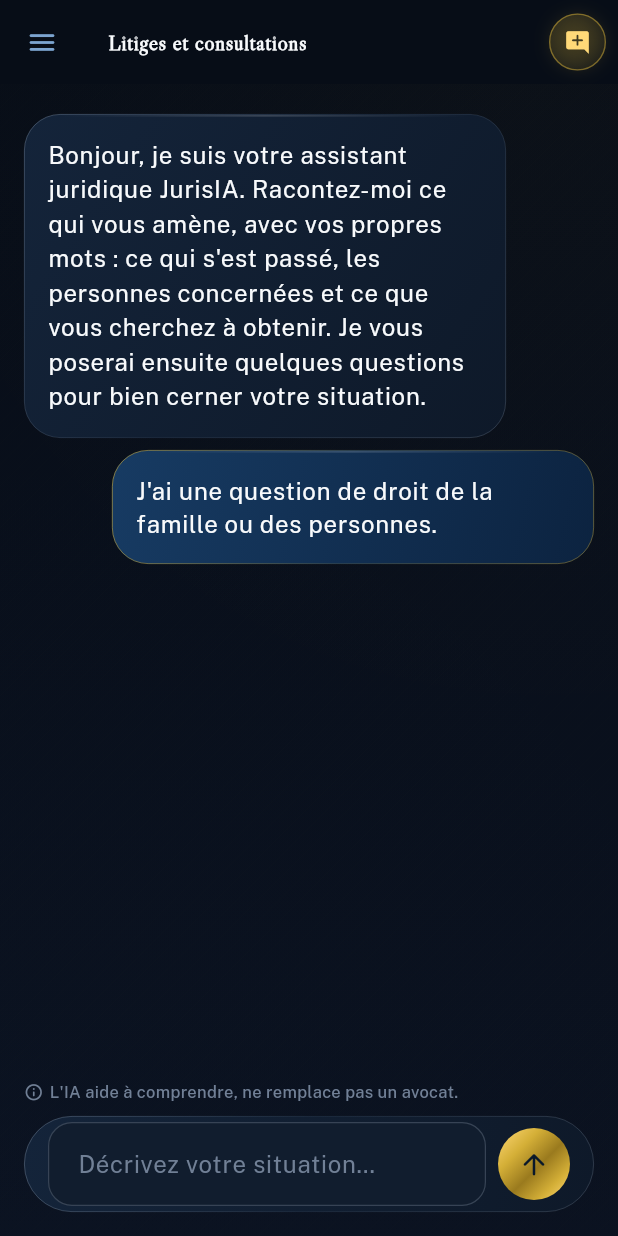
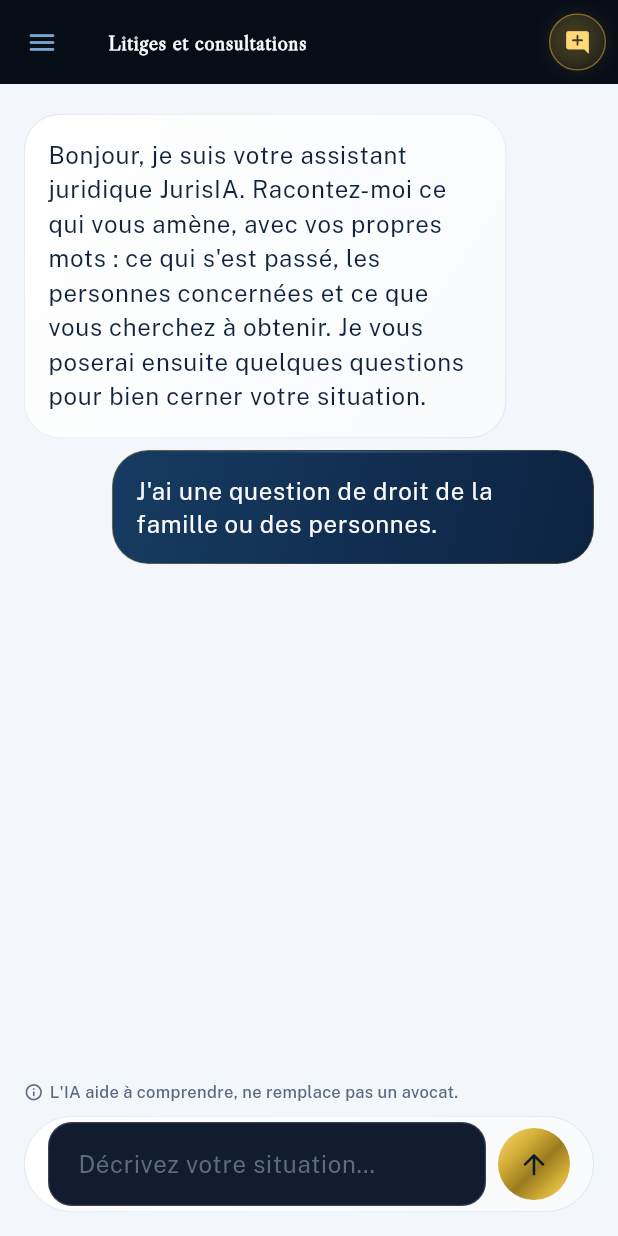
Before and after one commit to liorcreation/jurisia-app, a Flutter app: the screen it shows once a user with an empty profile is signed in, after a tap on "Famille & personnes", after a tap on the "arrow upward" icon, after a tap on "Ignorer", on a phone screen of 412 x 824 dp. Run offline on Flutter 3.47's test engine with Material 3 defaults, Android fonts, the phone set to English and light mode, and no system bars; our stand-ins replace camera, equatable, flutter_tts, sentry_flutter, shared_preferences, speech_to_text and 3 more; missing offline and left inert: dart:js_interop, dart:ui_web, window_manager; accounts and stored records are empty; network calls fail.

Commit message:
style(litigation): add a refined light workspace

```diff
--- a/lib/core/widgets/chat_bubble.dart
+++ b/lib/core/widgets/chat_bubble.dart
@@ -8,7 +8,14 @@ import 'glass_container.dart';
 /// ultra-fine, et un reflet de réfraction qui glisse sur la surface à
 /// l'apparition du message.
 class ChatBubble extends StatefulWidget {
-  const ChatBubble({super.key, required this.isUser, required this.child, this.footer});
+  const ChatBubble({
+    super.key,
+    required this.isUser,
+    required this.child,
+    this.footer,
+    this.gradient,
+    this.borderColor,
+  });
 
   final bool isUser;
   final Widget child;
@@ -16,6 +23,8 @@ class ChatBubble extends StatefulWidget {
   /// Contenu optionnel affiché sous la bulle, hors du verre (ex. puce
   /// d'orientation vers un professionnel).
   final Widget? footer;
+  final Gradient? gradient;
+  final Color? borderColor;
 
   @override
   State<ChatBubble> createState() => _ChatBubbleState();
@@ -56,8 +65,16 @@ class _ChatBubbleState extends State<ChatBubble> with SingleTickerProviderStateM
                   position: Tween<Offset>(begin: const Offset(0, 0.06), end: Offset.zero).animate(curved),
                   child: GlassContainer(
                     borderRadius: AppRadius.large,
-                    gradient: widget.isUser ? AppGradients.heroCard : AppGradients.glassCard,
-                    borderColor: widget.isUser ? AppColors.gold.withValues(alpha: 0.5) : AppColors.glassBorder,
+                    gradient:
+                        widget.gradient ??
+                        (widget.isUser
+                            ? AppGradients.heroCard
+                            : AppGradients.glassCard),
+                    borderColor:
+                        widget.borderColor ??
+                        (widget.isUser
+                            ? AppColors.gold.withValues(alpha: 0.5)
+                            : AppColors.glassBorder),
                     child: Stack(
                       children: [
                         widget.child,
--- a/lib/core/widgets/chat_composer.dart
+++ b/lib/core/widgets/chat_composer.dart
@@ -16,6 +16,10 @@ class ChatComposer extends StatefulWidget {
     required this.onSend,
     this.hintText = 'Écrivez votre message…',
     this.compact = false,
+    this.surfaceGradient,
+    this.surfaceBorderColor,
+    this.foregroundColor,
+    this.hintColor,
   });
 
   final TextEditingController controller;
@@ -23,6 +27,10 @@ class ChatComposer extends StatefulWidget {
   final VoidCallback onSend;
   final String hintText;
   final bool compact;
+  final Gradient? surfaceGradient;
+  final Color? surfaceBorderColor;
+  final Color? foregroundColor;
+  final Color? hintColor;
 
   @override
   State<ChatComposer> createState() => _ChatComposerState();
@@ -76,12 +84,15 @@ class _ChatComposerState extends State<ChatComposer> {
         ),
         child: GlassContainer(
           borderRadius: AppRadius.pill,
-          borderColor: _focused ? AppColors.cobalt : AppColors.glassBorder,
+          borderColor: _focused
+              ? AppColors.cobalt
+              : (widget.surfaceBorderColor ?? AppColors.glassBorder),
           borderWidth: _focused ? 1.1 : 0.5,
           padding: EdgeInsets.symmetric(
             horizontal: AppSpacing.md,
             vertical: widget.compact ? 2 : AppSpacing.xs,
           ),
+          gradient: widget.surfaceGradient ?? AppGradients.glassCard,
           child: Row(
             children: [
               Expanded(
@@ -94,10 +105,15 @@ class _ChatComposerState extends State<ChatComposer> {
                   maxLength: AppInputLimits.chatMessage,
                   style: Theme.of(
                     context,
-                  ).textTheme.bodyLarge?.copyWith(color: AppColors.textPrimary),
+                  ).textTheme.bodyLarge?.copyWith(
+                    color: widget.foregroundColor ?? AppColors.textPrimary,
+                  ),
                   decoration: InputDecoration(
                     border: InputBorder.none,
                     hintText: widget.hintText,
+                    hintStyle: TextStyle(
+                      color: widget.hintColor ?? AppColors.textDisabled,
+                    ),
                     counterText: '',
                   ),
                   onSubmitted: (_) => widget.onSend(),
--- a/lib/features/litigation/presentation/screens/litigation_screen.dart
+++ b/lib/features/litigation/presentation/screens/litigation_screen.dart
@@ -25,6 +25,18 @@ import '../../../../models/chat/message_model.dart';
 import '../../../../theme/app_theme.dart';
 import '../controllers/litigation_chat_controller.dart';
 
+const _litigationCanvas = Color(0xFFF3F6FA);
+const _litigationPaper = Color(0xFFFFFFFF);
+const _litigationSoftBlue = Color(0xFFEAF0F7);
+const _litigationBorder = Color(0xFFD7E0EA);
+const _litigationInk = Color(0xFF10243D);
+const _litigationMuted = Color(0xFF5B6B80);
+const _litigationSurfaceGradient = LinearGradient(
+  begin: Alignment.topLeft,
+  end: Alignment.bottomRight,
+  colors: [_litigationPaper, Color(0xFFF8FAFC)],
+);
+
 /// Section 1 — Litiges et consultations : interface de chat naturel avec
 /// l'IA juridique. Le contrôleur ([LitigationChatController]) est fourni par
 /// la coquille applicative ([AppShell]) — la sidebar unifiée pilote
@@ -204,6 +216,10 @@ class _LitigationViewState extends State<_LitigationView> {
           onSend: () => _handleSend(controller),
           hintText: 'Décrivez votre situation…',
           compact: MediaQuery.sizeOf(context).height < 500,
+          surfaceGradient: _litigationSurfaceGradient,
+          surfaceBorderColor: _litigationBorder,
+          foregroundColor: _litigationInk,
+          hintColor: _litigationMuted,
         ),
       ],
     );
@@ -216,7 +232,10 @@ class _LitigationViewState extends State<_LitigationView> {
           leading: const AppShellMenuButton(),
           actions: [newConsultationAction],
         ),
-        body: SafeArea(child: chatBody),
+        body: ColoredBox(
+          color: _litigationCanvas,
+          child: SafeArea(child: chatBody),
+        ),
       ),
     );
   }
@@ -258,7 +277,7 @@ class _DesktopLitigationView extends StatelessWidget {
 
     return LuxuryScaffoldBackground(
       child: Scaffold(
-        backgroundColor: Colors.transparent,
+        backgroundColor: _litigationCanvas,
         body: SafeArea(
           child: Column(
             children: [
@@ -585,6 +604,13 @@ class _AssistantTurn extends StatelessWidget {
           const _MarkAvatar(),
           const SizedBox(width: AppSpacing.md),
           Expanded(
+            child: Container(
+              padding: const EdgeInsets.all(AppSpacing.md),
+              decoration: BoxDecoration(
+                color: _litigationPaper,
+                borderRadius: BorderRadius.circular(AppRadius.medium),
+                border: Border.all(color: _litigationBorder),
+              ),
               child: Column(
                 crossAxisAlignment: CrossAxisAlignment.start,
                 children: [
@@ -594,12 +620,19 @@ class _AssistantTurn extends StatelessWidget {
                       child: AiThinkingIndicator(),
                     )
                   else
-                  MarkdownText(content),
+                    MarkdownText(
+                      content,
+                      style: Theme.of(context).textTheme.bodyLarge?.copyWith(
+                        color: _litigationInk,
+                        height: 1.5,
+                      ),
+                    ),
                   if (suggestedProfessional != null) ...[
                     const SizedBox(height: AppSpacing.sm),
                     _ProfessionalSuggestionChip(label: suggestedProfessional!),
                   ],
                 ],
+              ),
             ),
           ),
         ],
@@ -620,7 +653,7 @@ class _MarkAvatar extends StatelessWidget {
       decoration: BoxDecoration(
         shape: BoxShape.circle,
         color: AppColors.gold.withValues(alpha: 0.08),
-        border: Border.all(color: AppColors.glassBorder, width: 0.75),
+        border: Border.all(color: _litigationBorder, width: 0.75),
       ),
       child: const JurisIAMark(size: 17),
     );
@@ -825,10 +858,16 @@ class _WelcomeIdentityPane extends StatelessWidget {
           gradient: const LinearGradient(
             begin: Alignment.topLeft,
             end: Alignment.bottomRight,
-            colors: [Color(0xE51B3E67), Color(0xC70D1B30), Color(0xA80B0F19)],
-          ),
-          border: Border.all(color: AppColors.gold.withValues(alpha: 0.25)),
-          boxShadow: AppShadows.cardElevated,
+            colors: [_litigationSoftBlue, _litigationPaper, Color(0xFFF4F7FB)],
+          ),
+          border: Border.all(color: _litigationBorder),
+          boxShadow: [
+            BoxShadow(
+              color: AppColors.nightBlueDeep.withValues(alpha: 0.08),
+              blurRadius: 28,
+              offset: const Offset(0, 12),
+            ),
+          ],
         ),
         child: Stack(
           children: [
@@ -842,8 +881,8 @@ class _WelcomeIdentityPane extends StatelessWidget {
                   shape: BoxShape.circle,
                   gradient: RadialGradient(
                     colors: [
-                      AppColors.cobaltLight.withValues(alpha: 0.2),
-                      AppColors.cobaltLight.withValues(alpha: 0),
+                      AppColors.cobalt.withValues(alpha: 0.09),
+                      AppColors.cobalt.withValues(alpha: 0),
                     ],
                   ),
                 ),
@@ -863,7 +902,7 @@ class _WelcomeIdentityPane extends StatelessWidget {
                 Text(
                   'VOTRE ESPACE\nJURIDIQUE',
                   style: textTheme.labelSmall?.copyWith(
-                    color: AppColors.goldLight,
+                    color: AppColors.agedGold,
                     fontWeight: FontWeight.w800,
                     letterSpacing: AppLetterSpacing.caps,
                     height: 1.5,
@@ -877,7 +916,7 @@ class _WelcomeIdentityPane extends StatelessWidget {
                               ? textTheme.headlineSmall
                               : textTheme.headlineLarge)
                           ?.copyWith(
-                            color: AppColors.textOnDark,
+                            color: _litigationInk,
                             height: 1.06,
                             fontWeight: FontWeight.w600,
                           ),
@@ -886,7 +925,7 @@ class _WelcomeIdentityPane extends StatelessWidget {
                 Text(
                   'Expliquez les faits simplement. JurisIA vous aide à les organiser et à comprendre les prochaines pistes possibles.',
                   style: textTheme.bodyMedium?.copyWith(
-                    color: AppColors.textSecondaryOnDark,
+                    color: _litigationMuted,
                     height: compact ? 1.45 : 1.55,
                   ),
                 ),
@@ -926,7 +965,7 @@ class _LiveStatusPill extends StatelessWidget {
           Text(
             'ESPACE ACTIF',
             style: Theme.of(context).textTheme.labelSmall?.copyWith(
-              color: AppColors.textOnDark,
+              color: _litigationInk,
               fontWeight: FontWeight.w700,
               letterSpacing: 0.7,
             ),
@@ -962,7 +1001,7 @@ class _ConsultationChoices extends StatelessWidget {
                   Text(
                     'COMMENCER UNE CONSULTATION',
                     style: textTheme.labelSmall?.copyWith(
-                      color: AppColors.textDisabled,
+                      color: _litigationMuted,
                       fontWeight: FontWeight.w800,
                       letterSpacing: AppLetterSpacing.caps,
                     ),
@@ -970,7 +1009,9 @@ class _ConsultationChoices extends StatelessWidget {
                   const SizedBox(height: 6),
                   Text(
                     'Quel est votre sujet ?',
-                    style: textTheme.headlineSmall,
+                    style: textTheme.headlineSmall?.copyWith(
+                      color: _litigationInk,
+                    ),
                   ),
                 ],
               ),
@@ -979,7 +1020,7 @@ class _ConsultationChoices extends StatelessWidget {
             Text(
               '6 domaines',
               style: textTheme.labelSmall?.copyWith(
-                color: AppColors.textSecondary,
+                color: _litigationMuted,
               ),
             ),
           ],
@@ -1034,9 +1075,9 @@ class _ConsultationJourney extends StatelessWidget {
         vertical: AppSpacing.md,
       ),
       decoration: BoxDecoration(
-        color: AppColors.deepSlateElevated.withValues(alpha: 0.64),
+        color: _litigationPaper,
         borderRadius: BorderRadius.circular(AppRadius.medium),
-        border: Border.all(color: AppColors.glassBorder),
+        border: Border.all(color: _litigationBorder),
       ),
       child: LayoutBuilder(
         builder: (context, constraints) {
@@ -1094,7 +1135,7 @@ class _JourneyStep extends StatelessWidget {
             shape: BoxShape.circle,
             border: Border.all(color: AppColors.gold.withValues(alpha: 0.22)),
           ),
-          child: Icon(icon, size: 18, color: AppColors.goldLight),
+          child: Icon(icon, size: 18, color: AppColors.agedGold),
         ),
         const SizedBox(width: AppSpacing.sm),
         Expanded(
@@ -1103,7 +1144,10 @@ class _JourneyStep extends StatelessWidget {
             children: [
               Text(
                 title,
-                style: theme.labelLarge?.copyWith(color: AppColors.textPrimary),
+                style: theme.labelLarge?.copyWith(
+                  color: _litigationInk,
+                  fontWeight: FontWeight.w700,
+                ),
               ),
               const SizedBox(height: 2),
               Text(
@@ -1111,7 +1155,7 @@ class _JourneyStep extends StatelessWidget {
                 maxLines: 2,
                 overflow: TextOverflow.ellipsis,
                 style: theme.labelSmall?.copyWith(
-                  color: AppColors.textSecondary,
+                  color: _litigationMuted,
                 ),
               ),
             ],
@@ -1141,7 +1185,8 @@ class _StarterCard extends StatelessWidget {
     return GlassContainer(
       onTap: onTap,
       borderRadius: AppRadius.medium,
-      borderColor: AppColors.gold.withValues(alpha: 0.18),
+      gradient: _litigationSurfaceGradient,
+      borderColor: _litigationBorder,
       padding: EdgeInsets.all(compact ? AppSpacing.sm : AppSpacing.md),
       child: Row(
         crossAxisAlignment: CrossAxisAlignment.start,
@@ -1160,6 +1205,7 @@ class _StarterCard extends StatelessWidget {
                         maxLines: 1,
                         overflow: TextOverflow.ellipsis,
                         style: textTheme.titleSmall?.copyWith(
+                          color: _litigationInk,
                           fontWeight: FontWeight.w700,
                         ),
                       ),
@@ -1168,7 +1214,7 @@ class _StarterCard extends StatelessWidget {
                     Icon(
                       Icons.arrow_forward_rounded,
                       size: 16,
-                      color: AppColors.goldLight.withValues(alpha: 0.8),
+                      color: AppColors.cobalt,
                     ),
                   ],
                 ),
@@ -1178,7 +1224,7 @@ class _StarterCard extends StatelessWidget {
                   maxLines: 2,
                   overflow: TextOverflow.ellipsis,
                   style: textTheme.bodySmall?.copyWith(
-                    color: AppColors.textSecondary,
+                    color: _litigationMuted,
                     height: 1.35,
                   ),
                 ),
@@ -1186,7 +1232,7 @@ class _StarterCard extends StatelessWidget {
                 Text(
                   'PÉRIMÈTRE  0${index.toString()}',
                   style: textTheme.labelSmall?.copyWith(
-                    color: AppColors.goldLight.withValues(alpha: 0.78),
+                    color: AppColors.cobalt,
                     fontSize: 9,
                     letterSpacing: 1,
                     fontWeight: FontWeight.w800,
@@ -1212,7 +1258,7 @@ class _ConfidentialityNote extends StatelessWidget {
         const Icon(
           Icons.lock_outline_rounded,
           size: 13,
-          color: AppColors.textDisabled,
+          color: _litigationMuted,
         ),
         const SizedBox(width: 6),
         Flexible(
@@ -1221,7 +1267,7 @@ class _ConfidentialityNote extends StatelessWidget {
             textAlign: TextAlign.center,
             style: Theme.of(
               context,
-            ).textTheme.labelSmall?.copyWith(color: AppColors.textDisabled),
+            ).textTheme.labelSmall?.copyWith(color: _litigationMuted),
           ),
         ),
       ],
@@ -1319,7 +1365,7 @@ class _DesktopComposerState extends State<_DesktopComposer> {
                       : [
                           BoxShadow(
                             color: AppColors.nightBlueDeep.withValues(
-                              alpha: 0.4,
+                              alpha: 0.1,
                             ),
                             blurRadius: 16,
                             offset: const Offset(0, 6),
@@ -1328,11 +1374,10 @@ class _DesktopComposerState extends State<_DesktopComposer> {
                 ),
                 child: GlassContainer(
                   borderRadius: AppRadius.large,
-                  borderColor: _focused
-                      ? AppColors.cobalt
-                      : AppColors.glassBorder,
+                  borderColor: _focused ? AppColors.cobalt : _litigationBorder,
                   borderWidth: _focused ? 1.1 : 0.5,
                   padding: const EdgeInsets.fromLTRB(AppSpacing.md, 7, 7, 7),
+                  gradient: _litigationSurfaceGradient,
                   child: Row(
                     crossAxisAlignment: CrossAxisAlignment.center,
                     children: [
@@ -1346,7 +1391,7 @@ class _DesktopComposerState extends State<_DesktopComposer> {
                           maxLength: AppInputLimits.chatMessage,
                           cursorColor: AppColors.cobalt,
                           style: textTheme.bodyMedium?.copyWith(
-                            color: AppColors.textPrimary,
+                            color: _litigationInk,
                             height: 1.3,
                           ),
                           decoration: const InputDecoration(
@@ -1357,6 +1402,7 @@ class _DesktopComposerState extends State<_DesktopComposer> {
                             focusedBorder: InputBorder.none,
                             counterText: '',
                             hintText: 'Décrivez votre situation…',
+                            hintStyle: TextStyle(color: _litigationMuted),
                             hintMaxLines: 1,
                           ),
                         ),
@@ -1393,7 +1439,7 @@ class _DesktopComposerState extends State<_DesktopComposer> {
                               style: textTheme.labelSmall?.copyWith(
                                 color: length >= AppInputLimits.chatMessage
                                     ? AppColors.error
-                                    : AppColors.textDisabled,
+                                    : _litigationMuted,
                               ),
                             ),
                           );
@@ -1476,7 +1522,7 @@ class _DisclaimerLink extends StatelessWidget {
             const Icon(
               Icons.info_outline_rounded,
               size: 13,
-              color: AppColors.textDisabled,
+              color: _litigationMuted,
             ),
             const SizedBox(width: 5),
             Flexible(
@@ -1485,7 +1531,7 @@ class _DisclaimerLink extends StatelessWidget {
                 overflow: TextOverflow.ellipsis,
                 style: Theme.of(
                   context,
-                ).textTheme.labelSmall?.copyWith(color: AppColors.textDisabled),
+                ).textTheme.labelSmall?.copyWith(color: _litigationMuted),
               ),
             ),
           ],
@@ -1502,7 +1548,7 @@ class _KbdHint extends StatelessWidget {
   Widget build(BuildContext context) {
     final style = Theme.of(
       context,
-    ).textTheme.labelSmall?.copyWith(color: AppColors.textDisabled);
+    ).textTheme.labelSmall?.copyWith(color: _litigationMuted);
     return Row(
       mainAxisSize: MainAxisSize.min,
       children: [
@@ -1527,12 +1573,12 @@ class _Kbd extends StatelessWidget {
       padding: const EdgeInsets.symmetric(horizontal: 5, vertical: 2),
       decoration: BoxDecoration(
         borderRadius: BorderRadius.circular(5),
-        color: AppColors.textSecondary.withValues(alpha: 0.12),
+        color: _litigationSoftBlue,
       ),
       child: Text(
         label,
         style: Theme.of(context).textTheme.labelSmall?.copyWith(
-          color: AppColors.textSecondary,
+          color: _litigationMuted,
           fontWeight: FontWeight.w700,
         ),
       ),
@@ -1625,6 +1671,10 @@ class _ChatBubble extends StatelessWidget {
 
     return ChatBubble(
       isUser: isUser,
+      gradient: isUser ? AppGradients.heroCard : _litigationSurfaceGradient,
+      borderColor: isUser
+          ? AppColors.gold.withValues(alpha: 0.45)
+          : _litigationBorder,
       footer: message.suggestedProfessional != null
           ? _ProfessionalSuggestionChip(label: message.suggestedProfessional!)
           : null,
@@ -1636,7 +1686,13 @@ class _ChatBubble extends StatelessWidget {
                 height: 1.4,
               ),
             )
-          : MarkdownText(message.content),
+          : MarkdownText(
+              message.content,
+              style: Theme.of(context).textTheme.bodyLarge?.copyWith(
+                color: _litigationInk,
+                height: 1.45,
+              ),
+            ),
     );
   }
 }
@@ -1702,7 +1758,7 @@ class _AiDisclaimerHint extends StatelessWidget {
             const Icon(
               Icons.info_outline_rounded,
               size: 13,
-              color: AppColors.textDisabled,
+              color: _litigationMuted,
             ),
             const SizedBox(width: 4),
             Expanded(
@@ -1711,7 +1767,7 @@ class _AiDisclaimerHint extends StatelessWidget {
                 overflow: TextOverflow.ellipsis,
                 style: Theme.of(
                   context,
-                ).textTheme.labelSmall?.copyWith(color: AppColors.textDisabled),
+                ).textTheme.labelSmall?.copyWith(color: _litigationMuted),
               ),
             ),
           ],
```
Lines whose indentation alone changed are shown as unchanged.
